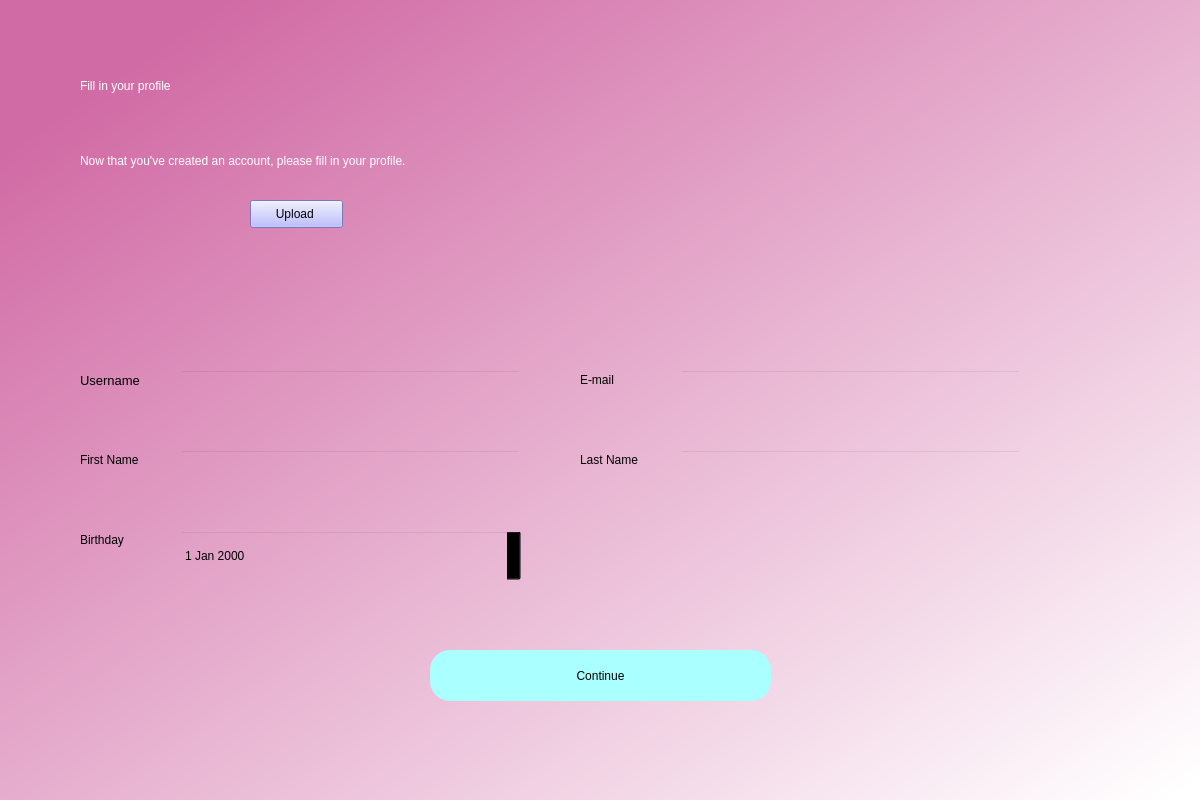
Juanable007/myunet, file ui/fillprofile.ui: the form before one commit.
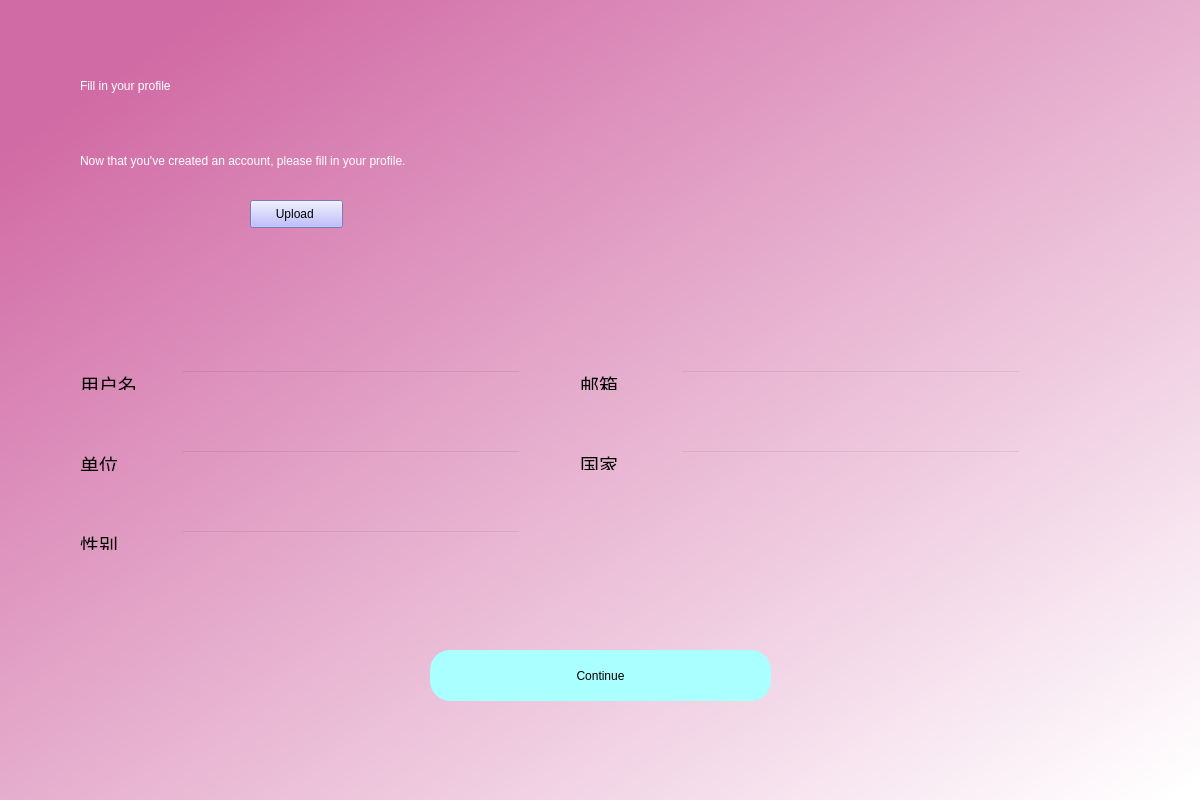
The form after the commit.

```diff
--- a/ui/fillprofile.ui
+++ b/ui/fillprofile.ui
@@ -126,7 +126,7 @@
      <string notr="true">font: 10pt &quot;MS Shell Dlg 2&quot;;</string>
     </property>
     <property name="text">
-     <string>Username</string>
+     <string>&lt;html&gt;&lt;head/&gt;&lt;body&gt;&lt;p&gt;&lt;span style=&quot; font-size:14pt;&quot;&gt;用户名&lt;/span&gt;&lt;/p&gt;&lt;/body&gt;&lt;/html&gt;</string>
     </property>
    </widget>
    <widget class="QLabel" name="label_4">
@@ -135,14 +135,14 @@
       <x>80</x>
       <y>450</y>
       <width>81</width>
-      <height>20</height>
+      <height>21</height>
      </rect>
     </property>
     <property name="styleSheet">
      <string notr="true">font: 10pt &quot;MS Shell Dlg 2&quot;;</string>
     </property>
     <property name="text">
-     <string>First Name</string>
+     <string>&lt;html&gt;&lt;head/&gt;&lt;body&gt;&lt;p&gt;&lt;span style=&quot; font-size:14pt;&quot;&gt;单位&lt;/span&gt;&lt;/p&gt;&lt;/body&gt;&lt;/html&gt;</string>
     </property>
    </widget>
    <widget class="QLabel" name="error">
@@ -174,7 +174,7 @@
      <string notr="true">font: 10pt &quot;MS Shell Dlg 2&quot;;</string>
     </property>
     <property name="text">
-     <string>Last Name</string>
+     <string>&lt;html&gt;&lt;head/&gt;&lt;body&gt;&lt;p&gt;&lt;span style=&quot; font-size:14pt;&quot;&gt;国家&lt;/span&gt;&lt;/p&gt;&lt;/body&gt;&lt;/html&gt;</string>
     </property>
    </widget>
    <widget class="QLineEdit" name="lastname">
@@ -191,20 +191,6 @@
 font: 12pt &quot;MS Shell Dlg 2&quot;;</string>
     </property>
    </widget>
-   <widget class="QDateEdit" name="birthday">
-    <property name="geometry">
-     <rect>
-      <x>180</x>
-      <y>530</y>
-      <width>341</width>
-      <height>51</height>
-     </rect>
-    </property>
-    <property name="styleSheet">
-     <string notr="true">background-color:rgba(0,0,0,0);
-font: 12pt &quot;MS Shell Dlg 2&quot;;</string>
-    </property>
-   </widget>
    <widget class="QLabel" name="label_6">
     <property name="geometry">
      <rect>
@@ -218,7 +204,7 @@
      <string notr="true">font: 10pt &quot;MS Shell Dlg 2&quot;;</string>
     </property>
     <property name="text">
-     <string>Birthday</string>
+     <string>&lt;html&gt;&lt;head/&gt;&lt;body&gt;&lt;p&gt;&lt;span style=&quot; font-size:14pt;&quot;&gt;性别&lt;/span&gt;&lt;/p&gt;&lt;/body&gt;&lt;/html&gt;</string>
     </property>
    </widget>
    <widget class="QLabel" name="image">
@@ -284,7 +270,21 @@
      <string notr="true">font: 10pt &quot;MS Shell Dlg 2&quot;;</string>
     </property>
     <property name="text">
-     <string>E-mail</string>
+     <string>&lt;html&gt;&lt;head/&gt;&lt;body&gt;&lt;p&gt;&lt;span style=&quot; font-size:14pt;&quot;&gt;邮箱&lt;/span&gt;&lt;/p&gt;&lt;/body&gt;&lt;/html&gt;</string>
+    </property>
+   </widget>
+   <widget class="QLineEdit" name="gender">
+    <property name="geometry">
+     <rect>
+      <x>180</x>
+      <y>530</y>
+      <width>341</width>
+      <height>51</height>
+     </rect>
+    </property>
+    <property name="styleSheet">
+     <string notr="true">background-color:rgba(0,0,0,0);
+font: 12pt &quot;MS Shell Dlg 2&quot;;</string>
     </property>
    </widget>
   </widget>
```
Left out of the diff: 4 changed lines with no effect on the pictures.
